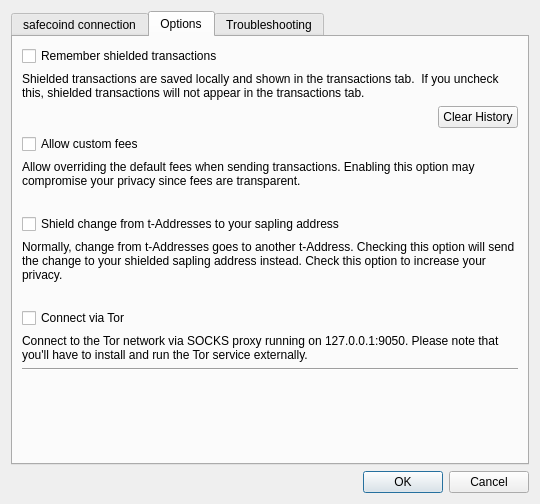
This is src/settings.ui in ZcashFoundation/zecwallet as Qt 5 draws it before an edit. The edited form follows.
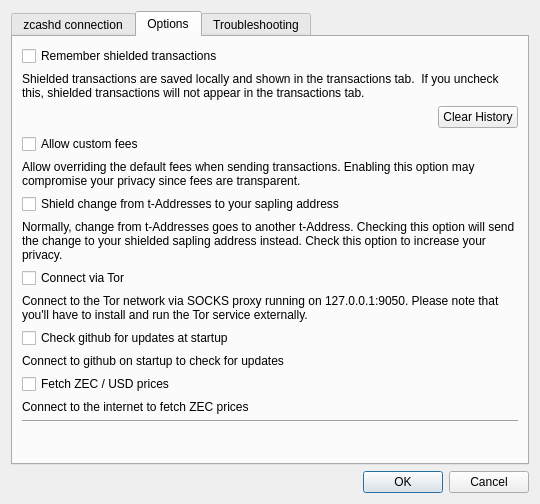
This is the edited form. The open tabs and pages were chosen to show the change.

```diff
--- a/src/settings.ui
+++ b/src/settings.ui
@@ -30,7 +30,7 @@
      </property>
      <widget class="QWidget" name="tab">
       <attribute name="title">
-       <string>safecoind connection</string>
+       <string>zcashd connection</string>
       </attribute>
       <layout class="QVBoxLayout" name="verticalLayout_3">
        <item>
@@ -145,32 +145,18 @@
        <string>Options</string>
       </attribute>
       <layout class="QGridLayout" name="gridLayout">
-       <item row="10" column="0" colspan="2">
-        <widget class="QLabel" name="lblTor">
-         <property name="text">
-          <string>Connect to the Tor network via SOCKS proxy running on 127.0.0.1:9050. Please note that you'll have to install and run the Tor service externally.</string>
+       <item row="14" column="0" colspan="2">
+        <spacer name="verticalSpacer_2">
+         <property name="orientation">
+          <enum>Qt::Vertical</enum>
          </property>
-         <property name="wordWrap">
-          <bool>true</bool>
+         <property name="sizeHint" stdset="0">
+          <size>
+           <width>20</width>
+           <height>40</height>
+          </size>
          </property>
-        </widget>
-       </item>
-       <item row="2" column="1">
-        <widget class="QPushButton" name="btnClearSaved">
-         <property name="text">
-          <string>Clear History</string>
-         </property>
-        </widget>
-       </item>
-       <item row="1" column="0" colspan="2">
-        <widget class="QLabel" name="label_5">
-         <property name="text">
-          <string>Shielded transactions are saved locally and shown in the transactions tab.  If you uncheck this, shielded transactions will not appear in the transactions tab.</string>
-         </property>
-         <property name="wordWrap">
-          <bool>true</bool>
-         </property>
-        </widget>
+        </spacer>
        </item>
        <item row="2" column="0">
         <spacer name="horizontalSpacer">
@@ -185,6 +171,27 @@
          </property>
         </spacer>
        </item>
+       <item row="7" column="0">
+        <widget class="QCheckBox" name="chkTor">
+         <property name="text">
+          <string>Connect via Tor</string>
+         </property>
+        </widget>
+       </item>
+       <item row="9" column="0" colspan="2">
+        <widget class="QCheckBox" name="chkCheckUpdates">
+         <property name="text">
+          <string>Check github for updates at startup</string>
+         </property>
+        </widget>
+       </item>
+       <item row="13" column="0" colspan="2">
+        <widget class="Line" name="line_2">
+         <property name="orientation">
+          <enum>Qt::Horizontal</enum>
+         </property>
+        </widget>
+       </item>
        <item row="0" column="0" colspan="2">
         <widget class="QCheckBox" name="chkSaveTxs">
          <property name="text">
@@ -192,14 +199,7 @@
          </property>
         </widget>
        </item>
-       <item row="3" column="0">
-        <widget class="QCheckBox" name="chkCustomFees">
-         <property name="text">
-          <string>Allow custom fees</string>
-         </property>
-        </widget>
-       </item>
-       <item row="7" column="0" colspan="2">
+       <item row="6" column="0" colspan="2">
         <widget class="QLabel" name="label_7">
          <property name="text">
           <string>Normally, change from t-Addresses goes to another t-Address. Checking this option will send the change to your shielded sapling address instead. Check this option to increase your privacy.</string>
@@ -209,26 +209,6 @@
          </property>
         </widget>
        </item>
-       <item row="11" column="0" colspan="2">
-        <widget class="Line" name="line_2">
-         <property name="orientation">
-          <enum>Qt::Horizontal</enum>
-         </property>
-        </widget>
-       </item>
-       <item row="12" column="0" colspan="2">
-        <spacer name="verticalSpacer_2">
-         <property name="orientation">
-          <enum>Qt::Vertical</enum>
-         </property>
-         <property name="sizeHint" stdset="0">
-          <size>
-           <width>20</width>
-           <height>40</height>
-          </size>
-         </property>
-        </spacer>
-       </item>
        <item row="4" column="0" colspan="2">
         <widget class="QLabel" name="label_6">
          <property name="text">
@@ -239,31 +219,65 @@
          </property>
         </widget>
        </item>
-       <item row="6" column="0" colspan="2">
+       <item row="2" column="1">
+        <widget class="QPushButton" name="btnClearSaved">
+         <property name="text">
+          <string>Clear History</string>
+         </property>
+        </widget>
+       </item>
+       <item row="1" column="0" colspan="2">
+        <widget class="QLabel" name="label_5">
+         <property name="text">
+          <string>Shielded transactions are saved locally and shown in the transactions tab.  If you uncheck this, shielded transactions will not appear in the transactions tab.</string>
+         </property>
+         <property name="wordWrap">
+          <bool>true</bool>
+         </property>
+        </widget>
+       </item>
+       <item row="3" column="0">
+        <widget class="QCheckBox" name="chkCustomFees">
+         <property name="text">
+          <string>Allow custom fees</string>
+         </property>
+        </widget>
+       </item>
+       <item row="5" column="0" colspan="2">
         <widget class="QCheckBox" name="chkAutoShield">
          <property name="text">
           <string>Shield change from t-Addresses to your sapling address</string>
          </property>
         </widget>
        </item>
-       <item row="5" column="0">
+       <item row="8" column="0" colspan="2">
+        <widget class="QLabel" name="lblTor">
+         <property name="text">
+          <string>Connect to the Tor network via SOCKS proxy running on 127.0.0.1:9050. Please note that you'll have to install and run the Tor service externally.</string>
+         </property>
+         <property name="wordWrap">
+          <bool>true</bool>
+         </property>
+        </widget>
+       </item>
+       <item row="10" column="0" colspan="2">
         <widget class="QLabel" name="label_8">
          <property name="text">
-          <string/>
+          <string>Connect to github on startup to check for updates</string>
          </property>
         </widget>
        </item>
-       <item row="9" column="0">
-        <widget class="QCheckBox" name="chkTor">
-         <property name="text">
-          <string>Connect via Tor</string>
-         </property>
-        </widget>
-       </item>
-       <item row="8" column="0">
+       <item row="12" column="0" colspan="2">
         <widget class="QLabel" name="label_10">
          <property name="text">
-          <string notr="true"/>
+          <string>Connect to the internet to fetch ZEC prices</string>
+         </property>
+        </widget>
+       </item>
+       <item row="11" column="0" colspan="2">
+        <widget class="QCheckBox" name="chkFetchPrices">
+         <property name="text">
+          <string>Fetch ZEC / USD prices</string>
          </property>
         </widget>
        </item>
```
Left out of the diff: 6 changed lines with no effect on the pictures.
